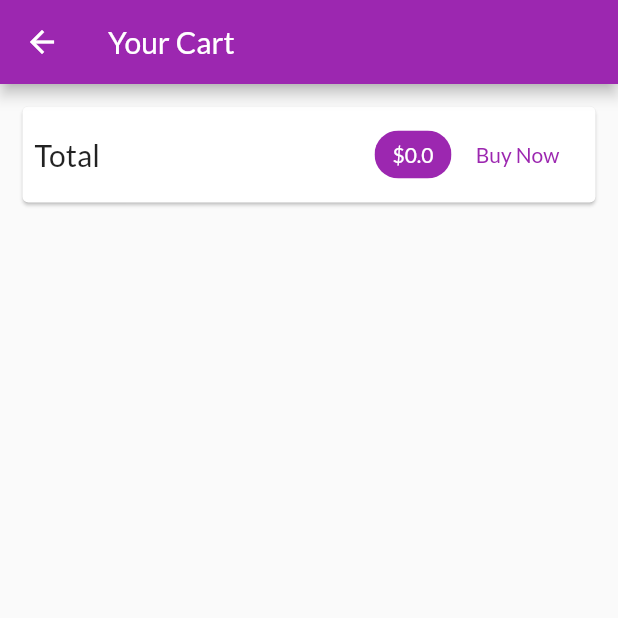
After one commit to ameyd96/Flutter-Apps, a Flutter app: the CartScreen screen opened by its route, on a phone screen of 412 x 824 dp, the top half of it. The commit adds this screen. Run offline on Flutter 3.47's test engine with Material 2 defaults, Android fonts, the phone set to English and light mode, and no system bars; network calls fail.

Commit message:
Adding into cart,Products details,Remove from cart functionality is done

```diff
--- a/shop_app/lib/main.dart
+++ b/shop_app/lib/main.dart
@@ -1,9 +1,9 @@
 import 'package:flutter/material.dart';
 
+
+import './screens/cart_screen.dart';
 import './providers/cart.dart';
-
 import 'package:provider/provider.dart';
-
 import './screens/product_overview_screen.dart';
 import './screens/product_detail_screen.dart';
 import './providers/product.dart';
@@ -33,6 +33,7 @@
         home: ProductOverviewScreen(),
         routes: {
           ProductDetailScreen.routeName: (ctx) => ProductDetailScreen(),
+          CartScreen.routeName : (ctx) => CartScreen(),
         },
       ),
     );
--- a/shop_app/lib/providers/cart.dart
+++ b/shop_app/lib/providers/cart.dart
@@ -23,6 +23,15 @@
 
   int get itemCount {
     return _items.length;
+  }
+
+  double get tottalAmount{
+    var total=0.0;
+    _items.forEach((key, cartItem) {
+      total += cartItem.price * cartItem.quantity ;
+     });
+
+     return total;
   }
 
   void addItem(
@@ -54,4 +63,9 @@
     }
     notifyListeners();
   }
+
+  void removeItem(String productid){
+     _items.remove(productid);
+     notifyListeners();
+  }
 }
--- /dev/null
+++ b/shop_app/lib/screens/cart_screen.dart
@@ -0,0 +1,67 @@
+import 'package:flutter/material.dart';
+import 'package:provider/provider.dart';
+
+import '../providers/cart.dart' show Cart;
+import '../widgets/cart_item.dart';
+
+class CartScreen extends StatelessWidget {
+  static const routeName = '/cart';
+  @override
+  Widget build(BuildContext context) {
+    final cart = Provider.of<Cart>(context);
+    return Scaffold(
+      appBar: AppBar(
+        title: Text('Your Cart'),
+      ),
+      body: Column(
+        children: [
+          Card(
+            margin: EdgeInsets.all(15),
+            child: Padding(
+              padding: EdgeInsets.all(8),
+              child: Row(
+                mainAxisAlignment: MainAxisAlignment.spaceBetween,
+                children: [
+                  Text(
+                    'Total',
+                    style: TextStyle(fontSize: 20),
+                  ),
+                  Spacer(), // gives left margin , move to right sise
+                  Chip(
+                    label: Text(
+                      '\$${cart.tottalAmount}',
+                      style: TextStyle(
+                          color:
+                              Theme.of(context).primaryTextTheme.title.color),
+                    ),
+                    backgroundColor: Theme.of(context).primaryColor,
+                  ),
+                  FlatButton(
+                    child: Text('Buy Now'),
+                    onPressed: () {},
+                    textColor: Theme.of(context).primaryColor,
+                  )
+                ],
+              ),
+            ),
+          ),
+          SizedBox(
+            height: 10,
+          ),
+          Expanded(
+            child: ListView.builder(
+              itemCount: cart.items.length,
+              itemBuilder: (ctx, i) => CartItem(
+                id: cart.items.values.toList()[i].id,
+                productId: cart.items.keys.toList()[i],
+                title: cart.items.values.toList()[i].title,
+                price: cart.items.values.toList()[i].price,
+                quantity: cart.items.values.toList()[i].quantity,
+              ),
+            ),
+          ),
+        ],
+      ),
+    );
+  }
+}
--- a/shop_app/lib/screens/product_overview_screen.dart
+++ b/shop_app/lib/screens/product_overview_screen.dart
@@ -1,4 +1,6 @@
 import 'package:flutter/material.dart';
+
+import './cart_screen.dart';
 
 //import '../providers/product.dart';
 import 'package:provider/provider.dart';
@@ -58,7 +60,9 @@
             ),
             child: IconButton(
                 icon: Icon(Icons.shopping_cart),
-                onPressed: () {},
+                onPressed: () {
+                  Navigator.of(context).pushNamed(CartScreen.routeName);
+                },
               ),
           ),
         ],
```
Also changed, not shown: shop_app/lib/screens/product_detail_screen.dart (+35 -3 lines), shop_app/lib/widgets/cart_item.dart (added, +60 -0 lines).
